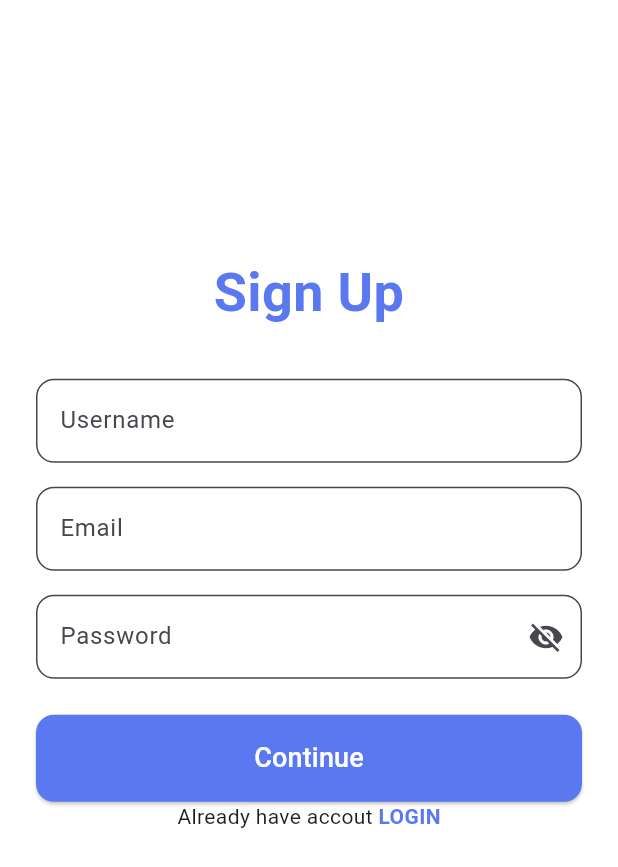
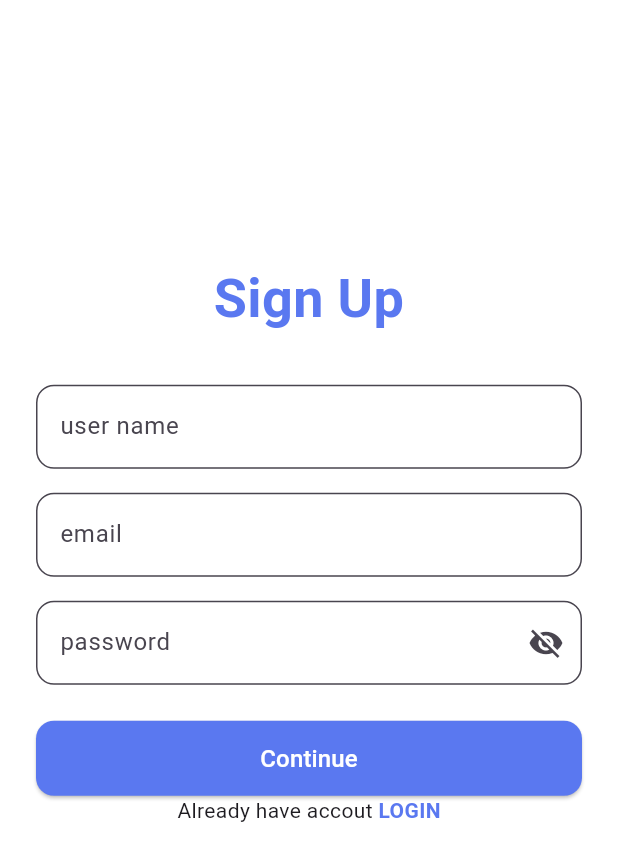
Before and after one commit to aneesrahman4/cart_app, a Flutter app: the screen it shows after launch, after a tap on "Continue", after a tap on "Sign up", on a phone screen of 412 x 824 dp. Shown: the top 867 px of the screen. Run offline on Flutter 3.47's test engine with Material 3 defaults, Android fonts, the light colour scheme and no system bars; our stand-ins replace go_router.

Commit message:
code reusable

```diff
--- a/lib/loginscreen.dart
+++ b/lib/loginscreen.dart
@@ -1,4 +1,6 @@
 import 'package:cart_app/routes/app_route_constants.dart';
+import 'package:cart_app/widget/custom_button.dart';
+import 'package:cart_app/widget/custom_text_field.dart';
 import 'package:flutter/material.dart';
 import 'package:go_router/go_router.dart';
 
@@ -53,18 +55,10 @@ class _LoginScreenState extends State<LoginScreen> {
                   const SizedBox(height: 32),
 
                   // Email
-                  TextFormField(
+                  CustomTextField(
                     controller: _emailController,
-                    decoration: InputDecoration(
-                      labelText: 'Your Email',
-                      hintText: 'contact@dscodetech.com',
-                      filled: true,
-                      fillColor: Colors.white,
-                      border: OutlineInputBorder(
-                        borderRadius: BorderRadius.circular(12),
-                        borderSide: BorderSide(color: Colors.black, width: 2),
-                      ),
-                    ),
+                    label: 'email',
+                    hint: 'abc@gmail.com',
                     validator:
                         (value) =>
                             (value == null || value.isEmpty)
@@ -74,22 +68,13 @@ class _LoginScreenState extends State<LoginScreen> {
                   const SizedBox(height: 16),
 
                   // Password
-                  TextFormField(
+                  CustomTextField(
                     controller: _passwordController,
-                    obscureText: _obscureText,
-                    decoration: InputDecoration(
-                      labelText: 'Password',
-                      filled: true,
-                      fillColor: Colors.white70,
-                      border: OutlineInputBorder(
-                        borderRadius: BorderRadius.circular(12),
-                        borderSide: BorderSide(color: Colors.black, width: 2),
-                      ),
+                    label: 'password',
+                    hint: 'abc123',
                     suffixIcon: IconButton(
                       icon: Icon(
-                          _obscureText
-                              ? Icons.visibility_off
-                              : Icons.visibility,
+                        _obscureText ? Icons.visibility_off : Icons.visibility,
                         color: Color(0xFFC4C4C4),
                       ),
                       onPressed:
@@ -97,7 +82,7 @@ class _LoginScreenState extends State<LoginScreen> {
                             _obscureText = !_obscureText;
                           }),
                     ),
-                    ),
+
                     validator:
                         (value) =>
                             (value == null || value.isEmpty)
@@ -107,22 +92,9 @@ class _LoginScreenState extends State<LoginScreen> {
                   const SizedBox(height: 24),
 
                   // Continue Button
-                  SizedBox(
-                    height: 50,
-                    child: ElevatedButton(
-                      onPressed: _submit,
-                      style: ElevatedButton.styleFrom(
-                        backgroundColor: Color(0xFF5A78F0),
-                        shape: RoundedRectangleBorder(
-                          borderRadius: BorderRadius.circular(12),
-                        ),
-                      ),
-                      child: const Text(
-                        'Continue',
-                        style: TextStyle(fontSize: 16, color: Colors.white),
-                      ),
-                    ),
-                  ),
+                  SizedBox(height: 50),
+                  CustomButton(onPressed: _submit, text: 'Continue'),
+
                   const SizedBox(height: 16),
 
                   // Sign up link
--- a/lib/signup.dart
+++ b/lib/signup.dart
@@ -2,6 +2,8 @@ import 'package:cart_app/routes/app_route_constants.dart';
 import 'package:flutter/material.dart';
 import 'routes/app_route_configuration.dart';
 import 'package:go_router/go_router.dart';
+import 'widget/custom_text_field.dart';
+import 'widget/custom_button.dart';
 
 class Signup extends StatefulWidget {
   const Signup({super.key});
@@ -53,18 +55,11 @@ class _SignupState extends State<Signup> {
                   const SizedBox(height: 32),
 
                   // Username Field
-                  TextFormField(
+                  CustomTextField(
                     controller: _usernameController,
-                    decoration: InputDecoration(
-                      labelText: 'Username',
-                      hintText: 'Your name',
-                      filled: true,
-                      fillColor: Colors.white,
-                      border: OutlineInputBorder(
-                        borderRadius: BorderRadius.circular(12),
-                        borderSide: const BorderSide(color: Colors.black),
-                      ),
-                    ),
+                    label: 'user name',
+                    hint: 'your name',
+
                     validator: (value) {
                       if (value == null || value.isEmpty) {
                         return 'Please enter username';
@@ -75,19 +70,10 @@ class _SignupState extends State<Signup> {
                   const SizedBox(height: 16),
 
                   // Email Field
-                  TextFormField(
+                  CustomTextField(
                     controller: _emailController,
-                    keyboardType: TextInputType.emailAddress,
-                    decoration: InputDecoration(
-                      labelText: 'Email',
-                      hintText: 'example@mail.com',
-                      filled: true,
-                      fillColor: Colors.white,
-                      border: OutlineInputBorder(
-                        borderRadius: BorderRadius.circular(12),
-                        borderSide: const BorderSide(color: Colors.black),
-                      ),
-                    ),
+                    label: 'email',
+                    hint: 'abc@gmail.com',
                     validator: (value) {
                       if (value == null || value.isEmpty) {
                         return 'Please enter email';
@@ -101,18 +87,12 @@ class _SignupState extends State<Signup> {
                   const SizedBox(height: 16),
 
                   // Password Field
-                  TextFormField(
+                  CustomTextField(
                     controller: _passwordController,
                     obscureText: obscureText,
-                    decoration: InputDecoration(
-                      labelText: 'Password',
-                      hintText: 'Your password',
-                      filled: true,
-                      fillColor: Colors.white,
-                      border: OutlineInputBorder(
-                        borderRadius: BorderRadius.circular(12),
-                        borderSide: const BorderSide(color: Colors.black),
-                      ),
+                    label: 'password',
+                    hint: 'acfgssdj',
+
                     suffixIcon: IconButton(
                       icon: Icon(
                         obscureText ? Icons.visibility_off : Icons.visibility,
@@ -123,7 +103,7 @@ class _SignupState extends State<Signup> {
                         });
                       },
                     ),
-                    ),
+
                     validator: (value) {
                       if (value == null || value.isEmpty) {
                         return 'Please enter password';
@@ -137,20 +117,7 @@ class _SignupState extends State<Signup> {
                   const SizedBox(height: 24),
 
                   // Submit Button
-                  ElevatedButton(
-                    onPressed: _submit,
-                    style: ElevatedButton.styleFrom(
-                      backgroundColor: const Color(0xFF5A78F0),
-                      padding: const EdgeInsets.symmetric(vertical: 16),
-                      shape: RoundedRectangleBorder(
-                        borderRadius: BorderRadius.circular(12),
-                      ),
-                    ),
-                    child: const Text(
-                      'Continue',
-                      style: TextStyle(fontSize: 18, color: Colors.white),
-                    ),
-                  ),
+                  CustomButton(text: 'Continue', onPressed: _submit),
                   Padding(
                     padding: EdgeInsets.only(bottom: 100),
                     child: Row(
--- /dev/null
+++ b/lib/widget/custom_button.dart
@@ -0,0 +1,28 @@
+import 'package:flutter/material.dart';
+
+class CustomButton extends StatelessWidget {
+  final VoidCallback onPressed;
+  final String text;
+
+  const CustomButton({super.key, required this.onPressed, required this.text});
+
+  @override
+  Widget build(BuildContext context) {
+    return SizedBox(
+      height: 50,
+      child: ElevatedButton(
+        onPressed: onPressed,
+        style: ElevatedButton.styleFrom(
+          backgroundColor: const Color(0xFF5A78F0),
+          shape: RoundedRectangleBorder(
+            borderRadius: BorderRadius.circular(12),
+          ),
+        ),
+        child: Text(
+          text,
+          style: const TextStyle(fontSize: 16, color: Colors.white),
+        ),
+      ),
+    );
+  }
+}
--- /dev/null
+++ b/lib/widget/custom_text_field.dart
@@ -0,0 +1,40 @@
+import 'package:flutter/material.dart';
+
+class CustomTextField extends StatelessWidget {
+  final TextEditingController controller;
+  final String label;
+  final String hint;
+  final bool obscureText;
+  final Widget? suffixIcon;
+  final String? Function(String?)? validator;
+
+  const CustomTextField({
+    super.key,
+    required this.controller,
+    required this.label,
+    required this.hint,
+    this.obscureText = false,
+    this.suffixIcon,
+    this.validator,
+  });
+
+  @override
+  Widget build(BuildContext context) {
+    return TextFormField(
+      controller: controller,
+      obscureText: obscureText,
+      validator: validator,
+      decoration: InputDecoration(
+        labelText: label,
+        hintText: hint,
+        filled: true,
+        fillColor: Colors.white,
+        suffixIcon: suffixIcon,
+        border: OutlineInputBorder(
+          borderRadius: BorderRadius.circular(12),
+          borderSide: const BorderSide(color: Colors.black, width: 2),
+        ),
+      ),
+    );
+  }
+}
```
Lines whose indentation alone changed are shown as unchanged.
